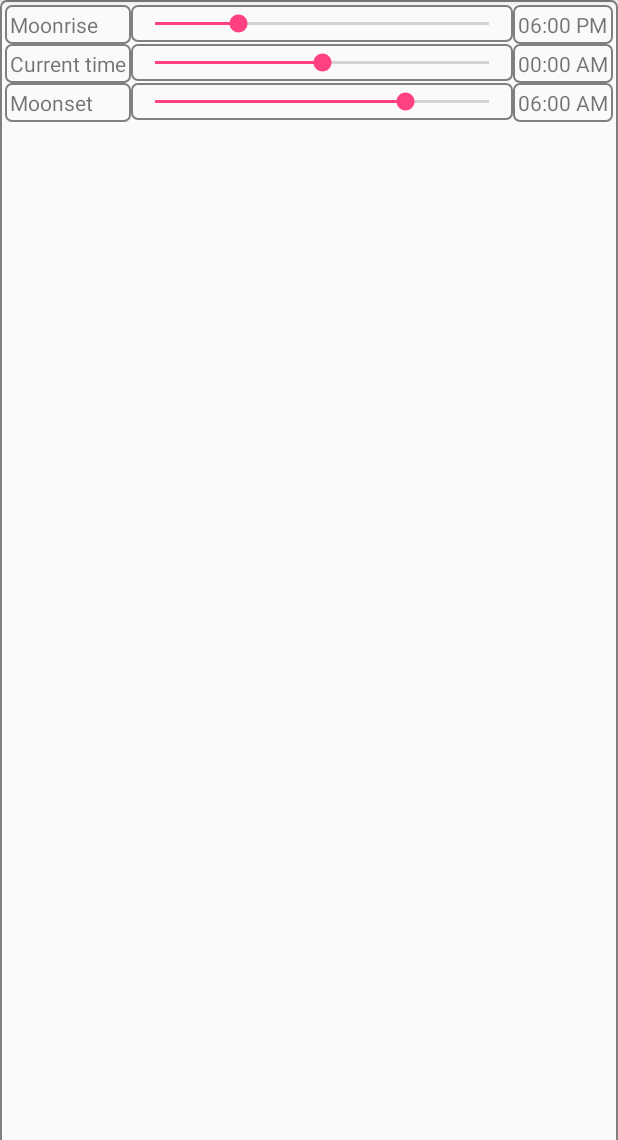
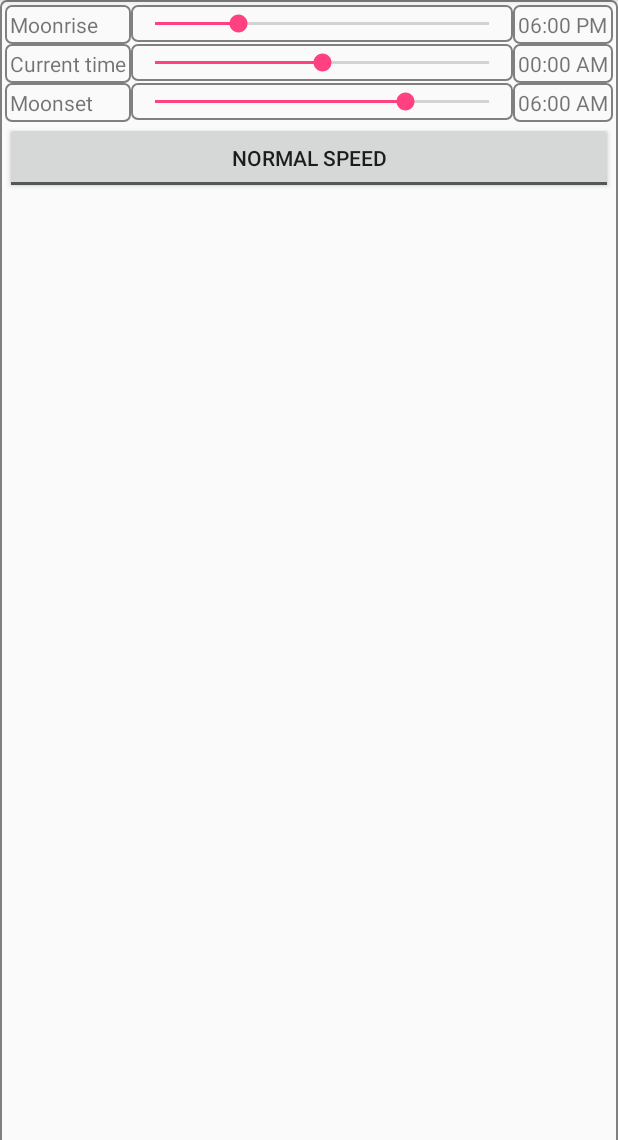
Before and after one commit to PaulMurrayCbr/Fishtank, an Android app: the screen it shows after launch (FishtankMoon), on a phone screen of 412 x 824 dp, the part 96-1236 px from its top. Run offline under Robolectric (Android 15) with nearby library versions, the phone set to English and light mode, and no system bars; libraries missing offline, so code that uses them is left out: com.flask.colorpicker; 2 statements that could not run were skipped.

Commit message:
Added normal/fast toggle

```diff
--- a/Android/app/src/main/java/pmurray_at_bigpond_dot_com/fishtank/MoonProtocol.java
+++ b/Android/app/src/main/java/pmurray_at_bigpond_dot_com/fishtank/MoonProtocol.java
@@ -74,4 +74,9 @@ public class MoonProtocol {
     static void sendNumpixelsMessage(Activity context, short numPixels) {
         sendShortMessage(context, (byte) 'N', numPixels);
     }
+
+    static void sendSetFastMessage(Activity context, boolean fast) {
+        sendByteMessage(context, (byte) '!', fast ? (byte) 1 : (byte) 0);
+    }
+
 }
--- a/Android/app/src/main/java/pmurray_at_bigpond_dot_com/fishtank/MoonScheduleFragment.java
+++ b/Android/app/src/main/java/pmurray_at_bigpond_dot_com/fishtank/MoonScheduleFragment.java
@@ -7,8 +7,10 @@ import android.support.v4.app.Fragment;
 import android.view.LayoutInflater;
 import android.view.View;
 import android.view.ViewGroup;
+import android.widget.CompoundButton;
 import android.widget.SeekBar;
 import android.widget.TextView;
+import android.widget.ToggleButton;
 
 import pmurray_at_bigpond_dot_com.arddrive.R;
 
@@ -21,6 +23,7 @@ public class MoonScheduleFragment extends Fragment {
     TextView moonriseValue;
     TextView moontimeValue;
     TextView moonsetValue;
+    ToggleButton moonFast;
 
     @Override
     public View onCreateView(LayoutInflater inflater, ViewGroup container,
@@ -35,6 +38,7 @@ public class MoonScheduleFragment extends Fragment {
         moonriseValue = (TextView) rootView.findViewById(R.id.moonriseBarValue);
         moontimeValue = (TextView) rootView.findViewById(R.id.moonTimeBarValue);
         moonsetValue = (TextView) rootView.findViewById(R.id.moonsetBarValue);
+        moonFast = (ToggleButton) rootView.findViewById(R.id.moonFastTime);
 
         moonriseBar.setMax(24 * 60);
         moonriseBar.setProgress(6 * 60);
@@ -94,6 +98,13 @@ public class MoonScheduleFragment extends Fragment {
             }
         });
 
+        moonFast.setOnCheckedChangeListener(new CompoundButton.OnCheckedChangeListener() {
+            @Override
+            public void onCheckedChanged(CompoundButton compoundButton, boolean b) {
+                MoonProtocol.sendSetFastMessage(getActivity(), b);
+            }
+        });
+
 
         return rootView;
     }
--- a/Android/app/src/main/res/layout/fragment_moon_schedule.xml
+++ b/Android/app/src/main/res/layout/fragment_moon_schedule.xml
@@ -10,6 +10,7 @@
     tools:context="pmurray_at_bigpond_dot_com.fishtank.MoonScheduleFragment">
 
     <TableRow>
+
         <TextView
             android:id="@+id/moonriseBarLabel"
             android:background="@drawable/round_border"
@@ -27,11 +28,11 @@
             android:id="@+id/moonriseBarValue"
             android:background="@drawable/round_border"
             android:drawablePadding="3dp"
-            android:padding="3dp"
-            />
+            android:padding="3dp" />
     </TableRow>
 
     <TableRow>
+
         <TextView
             android:id="@+id/moonTimeBarLabel"
             android:background="@drawable/round_border"
@@ -49,11 +50,11 @@
             android:id="@+id/moonTimeBarValue"
             android:background="@drawable/round_border"
             android:drawablePadding="3dp"
-            android:padding="3dp"
-            />
+            android:padding="3dp" />
     </TableRow>
 
     <TableRow>
+
         <TextView
             android:id="@+id/moonsetBarLabel"
             android:background="@drawable/round_border"
@@ -71,8 +72,14 @@
             android:id="@+id/moonsetBarValue"
             android:background="@drawable/round_border"
             android:drawablePadding="3dp"
-            android:padding="3dp"
-            />
+            android:padding="3dp" />
     </TableRow>
 
+
+    <ToggleButton
+        android:id="@+id/moonFastTime"
+        android:textOff="Normal Speed"
+        android:textOn="Fast Speed" />
+
+
 </TableLayout>
```
Also changed, not shown: 1 other file.
